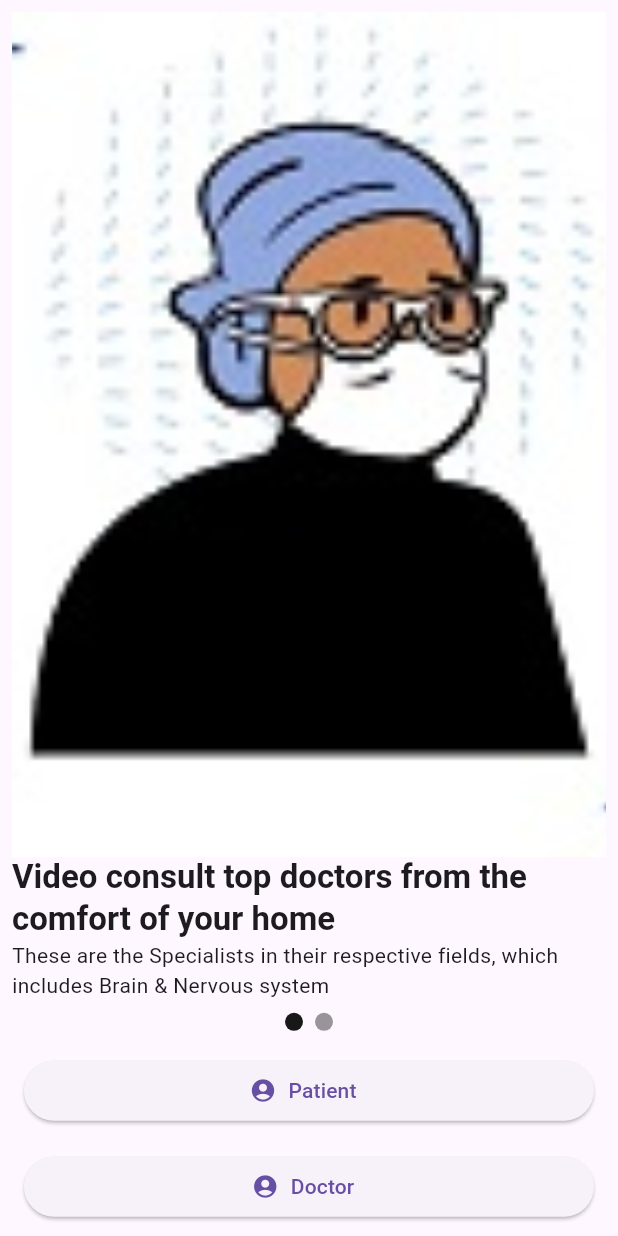
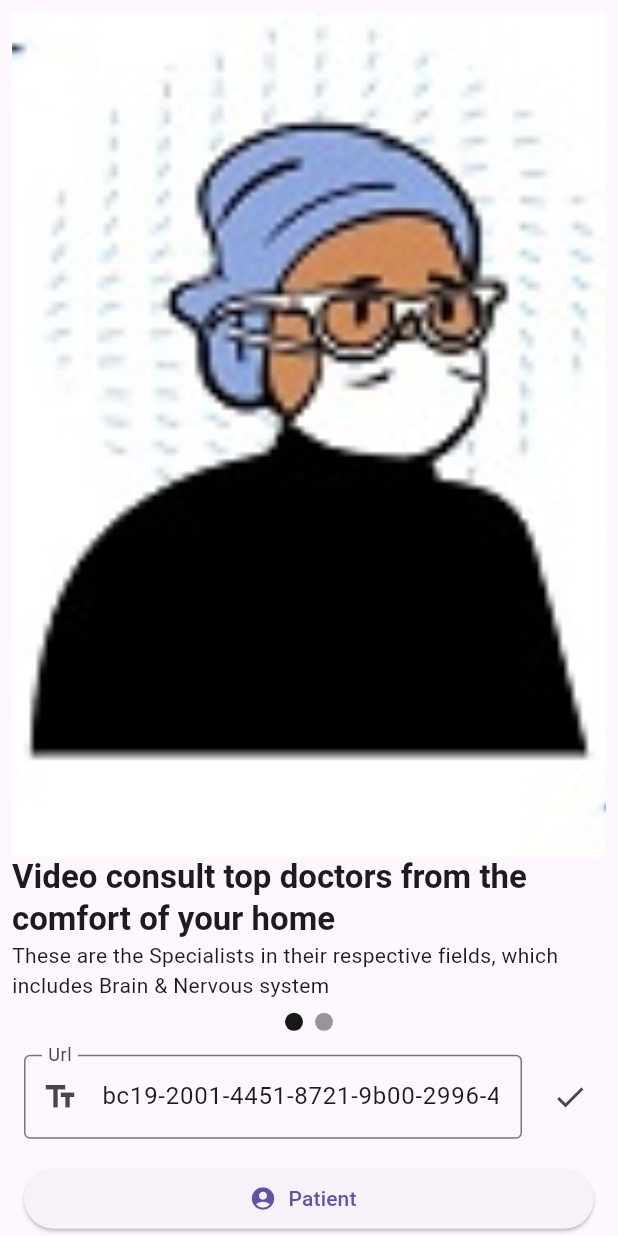
Before and after one commit to deidric/telemed, a Flutter app: the screen it shows after launch, on a phone screen of 412 x 824 dp. Run offline on Flutter 3.47's test engine with Material 2 defaults, Android fonts, the phone set to English and light mode, and no system bars; drawn by our look-alikes of carousel_slider; our stand-ins replace firebase_core, firebase_messaging, flutter_local_notifications, google_fonts, intl_phone_field, shared_preferences; accounts and stored records are empty.

Commit message:
* Added a way to change the authority(URL) of the server from within the app.

```diff
--- a/lib/Networking/APIManager.dart
+++ b/lib/Networking/APIManager.dart
@@ -3,17 +3,24 @@ import 'dart:convert' as convert;
 import 'dart:io';
 
 import 'package:http/http.dart' as http;
+import 'package:shared_preferences/shared_preferences.dart';
 import 'package:telemed/Networking/APIJsend.dart';
 import 'package:telemed/settings.dart';
 
 class APIManager {
+  final Future<SharedPreferences> _prefs = SharedPreferences.getInstance();
+
   Future<APIJsend> getAPI(
       {String? token,
       required String apiRoute,
       Map<String, dynamic>? param}) async {
+    final SharedPreferences prefs = await _prefs;
+    final String? authority = prefs.getString(
+        TelemedSettings.sharefPrefsAuthority);
+
     http.Client client = http.Client();
 
-    var url = Uri.http(TelemedSettings.authority,
+    var url = Uri.http(authority!,
         TelemedSettings.unencodedPath + apiRoute, param);
 
     APIJsend apiJsend;
@@ -77,8 +84,12 @@ class APIManager {
 
   Future<APIJsend> postAPI(
       {String? token, required String apiRoute, String? param}) async {
+    final SharedPreferences prefs = await _prefs;
+    final String? authority = prefs.getString(
+        TelemedSettings.sharefPrefsAuthority);
+
     http.Client client = http.Client();
-    var url = Uri.http(TelemedSettings.authority,
+    var url = Uri.http(authority!,
         TelemedSettings.unencodedPath + apiRoute, {});
 
     APIJsend apiJsend;
@@ -145,8 +156,11 @@ class APIManager {
       {String? token,
       required String apiRoute,
       Map<String, dynamic>? param}) async {
+    final SharedPreferences prefs = await _prefs;
+    final String? authority = prefs.getString(
+        TelemedSettings.sharefPrefsAuthority);
     http.Client client = http.Client();
-    var url = Uri.http(TelemedSettings.authority,
+    var url = Uri.http(authority!,
         TelemedSettings.unencodedPath + apiRoute, param);
 
     APIJsend apiJsend;
--- a/lib/Providers/telemedDataProvider.dart
+++ b/lib/Providers/telemedDataProvider.dart
@@ -61,6 +61,15 @@ class TelemedDataProvider
       bodySmall: TextStyle(fontSize: 12.0 * increaseFontSizeBy),
     );
     return textTheme;
+  }
+
+  String _newAuthority = "";
+
+  String get newAuthority => _newAuthority;
+
+  void setNewAuthority(String newAuthority){
+    _newAuthority = newAuthority;
+    notifyListeners();
   }
 
   TelemedTextSizeEnum _telemedTextSize = TelemedTextSizeEnum.medium;
--- a/lib/UI/Home/Messages/MessagesPage.dart
+++ b/lib/UI/Home/Messages/MessagesPage.dart
@@ -1,6 +1,7 @@
 import 'dart:convert';
 
 import 'package:flutter/material.dart';
+import 'package:http/http.dart' as http;
 import 'package:intl/intl.dart';
 import 'package:provider/provider.dart';
 import 'package:telemed/Components/PopupMenuButton.dart';
@@ -8,7 +9,6 @@ import 'package:telemed/Components/TelemedLoadingProgressDialog.dart';
 import 'package:telemed/Model/MessageModel.dart';
 import 'package:telemed/Providers/telemedDataProvider.dart';
 import 'package:telemed/settings.dart';
-import 'package:http/http.dart' as http;
 
 // Crude counter to make messages unique
 int _messageCount = 0;
--- a/lib/UI/OnboardingPage.dart
+++ b/lib/UI/OnboardingPage.dart
@@ -2,6 +2,7 @@ import 'package:carousel_slider/carousel_slider.dart';
 import 'package:flutter/material.dart';
 import 'package:flutter/scheduler.dart';
 import 'package:provider/provider.dart';
+import 'package:shared_preferences/shared_preferences.dart';
 import 'package:telemed/Components/TelemedLoadingProgressDialog.dart';
 import 'package:telemed/Providers/telemedDataProvider.dart';
 import 'package:telemed/UI/SignInSignUp/SignInPage.dart';
@@ -35,9 +36,13 @@ class _OnboardingPageState extends State<OnboardingPage> {
   int _current = 0;
   final CarouselController _controller = CarouselController();
 
+  final Future<SharedPreferences> _prefs = SharedPreferences.getInstance();
+  SharedPreferences? prefs;
+
   @override
-  void initState() {
+  initState() {
     SchedulerBinding.instance.addPostFrameCallback((_) {
+      setSharedPrefs();
       final data = context.read<TelemedDataProvider>();
       imageSliders = imgList
           .map((item) => Column(
@@ -80,8 +85,11 @@ class _OnboardingPageState extends State<OnboardingPage> {
           .toList();
       setState(() {});
     });
+
     super.initState();
   }
+
+  TextEditingController authorityController = TextEditingController();
 
   @override
   Widget build(BuildContext context) {
@@ -139,6 +147,42 @@ class _OnboardingPageState extends State<OnboardingPage> {
                     Expanded(
                       child: Padding(
                         padding: const EdgeInsets.all(8.0),
+                        child: TextFormField(
+                          validator: (value) {
+                            if (value == null || value.isEmpty) {
+                              return TelemedStrings.pleaseEnterText;
+                            }
+                            return null;
+                          },
+                          controller: authorityController,
+                          onChanged: (newValue) {
+                            authorityController.text = newValue;
+                            data.setNewAuthority(newValue);
+                          },
+                          decoration: InputDecoration(
+                            labelText: TelemedStrings.url,
+                            hintText: TelemedStrings.url,
+                            border: const OutlineInputBorder(),
+                            prefixIcon: const Icon(Icons.text_fields),
+                          ),
+                        ),
+                      ),
+                    ),
+                    IconButton(
+                      onPressed: () async {
+                        await prefs!.setString(
+                            TelemedSettings.sharefPrefsAuthority,
+                            data.newAuthority);
+                      },
+                      icon: const Icon(Icons.check),
+                    ),
+                  ],
+                ),
+                Row(
+                  children: [
+                    Expanded(
+                      child: Padding(
+                        padding: const EdgeInsets.all(8.0),
                         child: ElevatedButton.icon(
                           icon: const Icon(Icons.account_circle),
                           onPressed: () {
@@ -178,6 +222,23 @@ class _OnboardingPageState extends State<OnboardingPage> {
             ),
     );
   }
+
+  Future<void> setSharedPrefs() async {
+    final data = context.read<TelemedDataProvider>();
+    prefs = await _prefs;
+    final String? authority =
+        prefs!.getString(TelemedSettings.sharefPrefsAuthority);
+
+    if (authority == null) {
+      prefs!.setString(
+          TelemedSettings.sharefPrefsAuthority, TelemedSettings.authority);
+      data.setNewAuthority(TelemedSettings.authority);
+      authorityController.text = TelemedSettings.authority;
+    } else {
+      data.setNewAuthority(authority);
+      authorityController.text = authority;
+    }
+  }
 }
 
 class HomePageContent {
--- a/lib/settings.dart
+++ b/lib/settings.dart
@@ -10,9 +10,9 @@ class TelemedSettings {
   // Server details
   // static String authority = "192.168.22.1";
   static String authority =
-      "d3a7-2001-4451-874c-6900-b5af-264d-e00-999c.ngrok-free.app";
+      "bc19-2001-4451-8721-9b00-2996-4ad2-ded7-adca.ngrok-free.app";
   static String unencodedPath = "telemed/public/api";
-
+  static String sharefPrefsAuthority = "sharefPrefsAuthority";
   //
 
   // Reason for visit ID's
@@ -315,6 +315,7 @@ class TelemedStrings {
   static String pwdIDnumber = "PWD ID No.";
   static String pwdIDExpirationDate = "PWD No. Expiration Date";
   static String paymentReferenceNumber = "Payment reference Number";
+  static String url = "Url";
   static String appointmentConfirmed = "Appointment confirmed";
   static String at = "At";
   static String appointmentConfirmationDialogMessage =
--- a/pubspec.yaml
+++ b/pubspec.yaml
@@ -44,6 +44,7 @@ dependencies:
   firebase_core: ^2.15.0
   firebase_messaging: ^14.6.5
   flutter_local_notifications: ^15.1.0+1
+  shared_preferences: ^2.2.1
 
 dev_dependencies:
   flutter_test:
```
Also changed, not shown: pubspec.lock, 2 other files.
